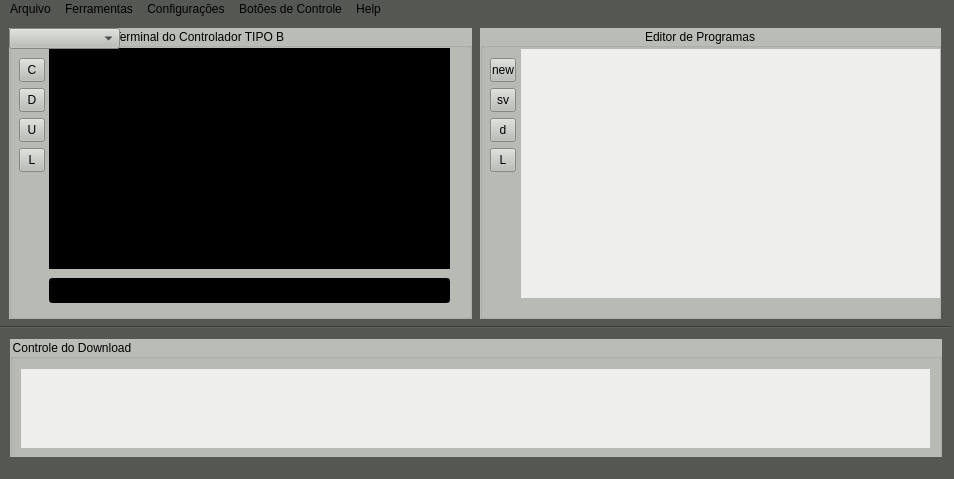
First picture: the form in alfa/mainwindow.ui, repository cimtools/Krobosoft, before the edit.
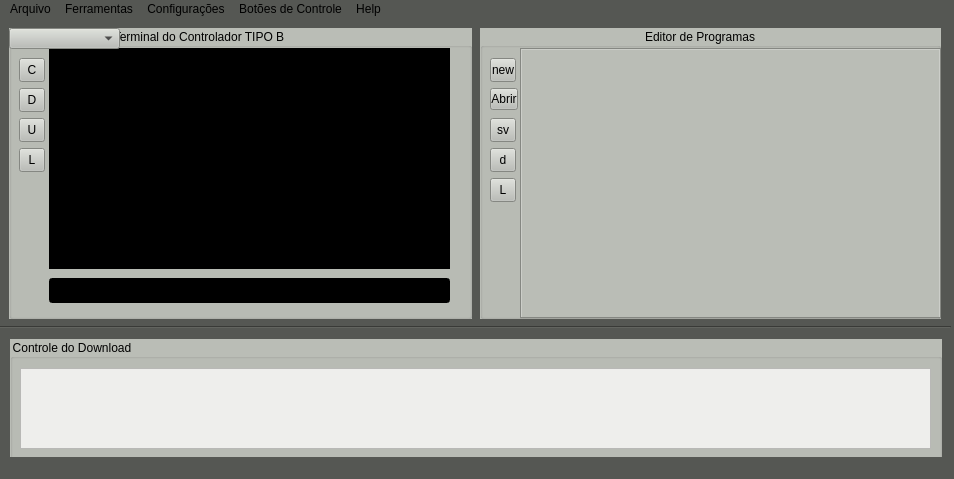
Second picture: the form after the edit.

The edit to the form file:
```diff
--- a/alfa/mainwindow.ui
+++ b/alfa/mainwindow.ui
@@ -66,24 +66,6 @@
     <property name="title">
      <string>                                                 Editor de Programas</string>
     </property>
-    <widget class="QTextEdit" name="text_edition">
-     <property name="geometry">
-      <rect>
-       <x>40</x>
-       <y>20</y>
-       <width>421</width>
-       <height>251</height>
-      </rect>
-     </property>
-     <property name="styleSheet">
-      <string notr="true">background-color: rgb(238, 238, 236);
-color: rgb(0, 0, 0);
-</string>
-     </property>
-     <property name="readOnly">
-      <bool>false</bool>
-     </property>
-    </widget>
     <widget class="QToolButton" name="new_button">
      <property name="geometry">
       <rect>
@@ -104,7 +86,7 @@
      <property name="geometry">
       <rect>
        <x>10</x>
-       <y>60</y>
+       <y>90</y>
        <width>26</width>
        <height>24</height>
       </rect>
@@ -120,7 +102,7 @@
      <property name="geometry">
       <rect>
        <x>10</x>
-       <y>90</y>
+       <y>120</y>
        <width>26</width>
        <height>24</height>
       </rect>
@@ -136,7 +118,7 @@
      <property name="geometry">
       <rect>
        <x>10</x>
-       <y>120</y>
+       <y>150</y>
        <width>26</width>
        <height>24</height>
       </rect>
@@ -148,6 +130,36 @@
       <string>L</string>
      </property>
     </widget>
+    <widget class="QTabWidget" name="tabWidget">
+     <property name="geometry">
+      <rect>
+       <x>40</x>
+       <y>20</y>
+       <width>421</width>
+       <height>271</height>
+      </rect>
+     </property>
+     <property name="currentIndex">
+      <number>-1</number>
+     </property>
+    </widget>
+    <widget class="QToolButton" name="toolButton">
+     <property name="geometry">
+      <rect>
+       <x>10</x>
+       <y>60</y>
+       <width>28</width>
+       <height>22</height>
+      </rect>
+     </property>
+     <property name="styleSheet">
+      <string notr="true">color: rgb(0, 0, 0);
+</string>
+     </property>
+     <property name="text">
+      <string>Abrir</string>
+     </property>
+    </widget>
    </widget>
    <widget class="QGroupBox" name="groupBox_3">
     <property name="geometry">
```
Left out of the diff: 19 changed lines with no effect on the pictures.
